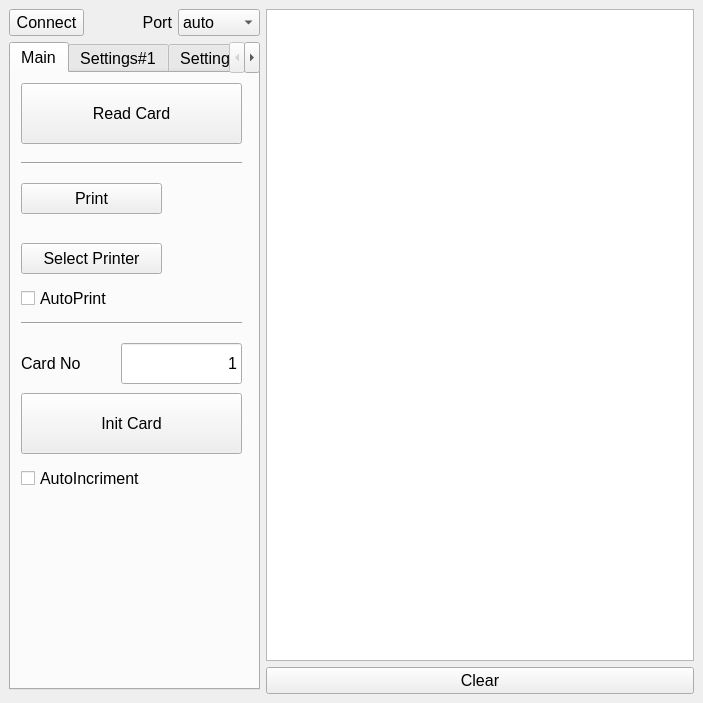
Qt form design.ui (sportiduino/SportiduinoPQ) before a commit.
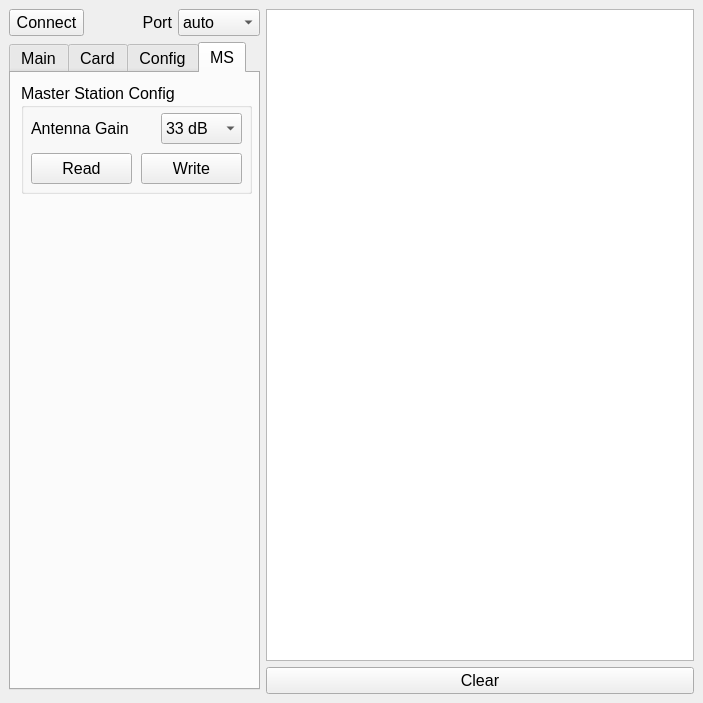
The same form after that commit. The open tabs and pages were chosen to show the change.

Commit message: MS config: read/write antenna gain

```diff
--- a/design.ui
+++ b/design.ui
@@ -159,7 +159,7 @@
           <property name="currentIndex">
            <number>2</number>
           </property>
-          <widget class="QWidget" name="tab_4">
+          <widget class="QWidget" name="tab_1">
            <attribute name="title">
             <string>Main</string>
            </attribute>
@@ -324,7 +324,7 @@
           </widget>
           <widget class="QWidget" name="tab_2">
            <attribute name="title">
-            <string>Settings#1</string>
+            <string>Card</string>
            </attribute>
            <widget class="QGroupBox" name="groupBox">
             <property name="geometry">
@@ -789,7 +789,7 @@
           </widget>
           <widget class="QWidget" name="tab_3">
            <attribute name="title">
-            <string>Settings#2</string>
+            <string>Config</string>
            </attribute>
            <widget class="QComboBox" name="WorkTime">
             <property name="geometry">
@@ -1187,6 +1187,115 @@
             </property>
            </widget>
           </widget>
+          <widget class="QWidget" name="tab_4">
+           <attribute name="title">
+            <string>MS</string>
+           </attribute>
+           <widget class="QGroupBox" name="groupBox_8">
+            <property name="geometry">
+             <rect>
+              <x>10</x>
+              <y>10</y>
+              <width>231</width>
+              <height>111</height>
+             </rect>
+            </property>
+            <property name="title">
+             <string>Master Station Config</string>
+            </property>
+            <widget class="QLabel" name="label_12">
+             <property name="geometry">
+              <rect>
+               <x>10</x>
+               <y>30</y>
+               <width>121</width>
+               <height>31</height>
+              </rect>
+             </property>
+             <property name="text">
+              <string>Antenna Gain</string>
+             </property>
+            </widget>
+            <widget class="QComboBox" name="cbMsAntennaGain">
+             <property name="geometry">
+              <rect>
+               <x>140</x>
+               <y>30</y>
+               <width>81</width>
+               <height>31</height>
+              </rect>
+             </property>
+             <property name="editable">
+              <bool>false</bool>
+             </property>
+             <property name="currentIndex">
+              <number>2</number>
+             </property>
+             <item>
+              <property name="text">
+               <string>18 dB</string>
+              </property>
+             </item>
+             <item>
+              <property name="text">
+               <string>23 dB</string>
+              </property>
+             </item>
+             <item>
+              <property name="text">
+               <string>33 dB</string>
+              </property>
+             </item>
+             <item>
+              <property name="text">
+               <string>38 dB</string>
+              </property>
+             </item>
+             <item>
+              <property name="text">
+               <string>43 dB</string>
+              </property>
+             </item>
+             <item>
+              <property name="text">
+               <string>48 dB</string>
+              </property>
+             </item>
+            </widget>
+            <widget class="QPushButton" name="btnMsConfigRead">
+             <property name="geometry">
+              <rect>
+               <x>10</x>
+               <y>70</y>
+               <width>101</width>
+               <height>31</height>
+              </rect>
+             </property>
+             <property name="toolTip">
+              <string>Reads settings of master station</string>
+             </property>
+             <property name="text">
+              <string>Read</string>
+             </property>
+            </widget>
+            <widget class="QPushButton" name="btnMsConfigWrite">
+             <property name="geometry">
+              <rect>
+               <x>120</x>
+               <y>70</y>
+               <width>101</width>
+               <height>31</height>
+              </rect>
+             </property>
+             <property name="toolTip">
+              <string>Writes settings to master station</string>
+             </property>
+             <property name="text">
+              <string>Write</string>
+             </property>
+            </widget>
+           </widget>
+          </widget>
          </widget>
         </widget>
        </widget>
```
Left out of the diff: 10 changed lines with no effect on the pictures. The commit also changes 3 other files.
